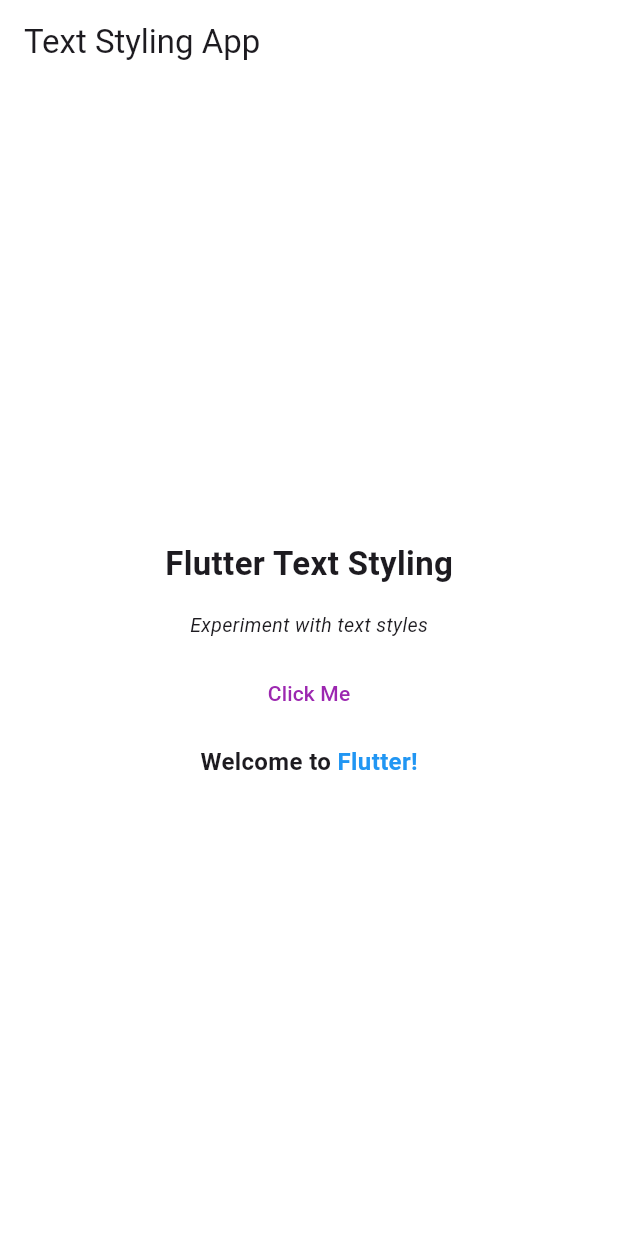
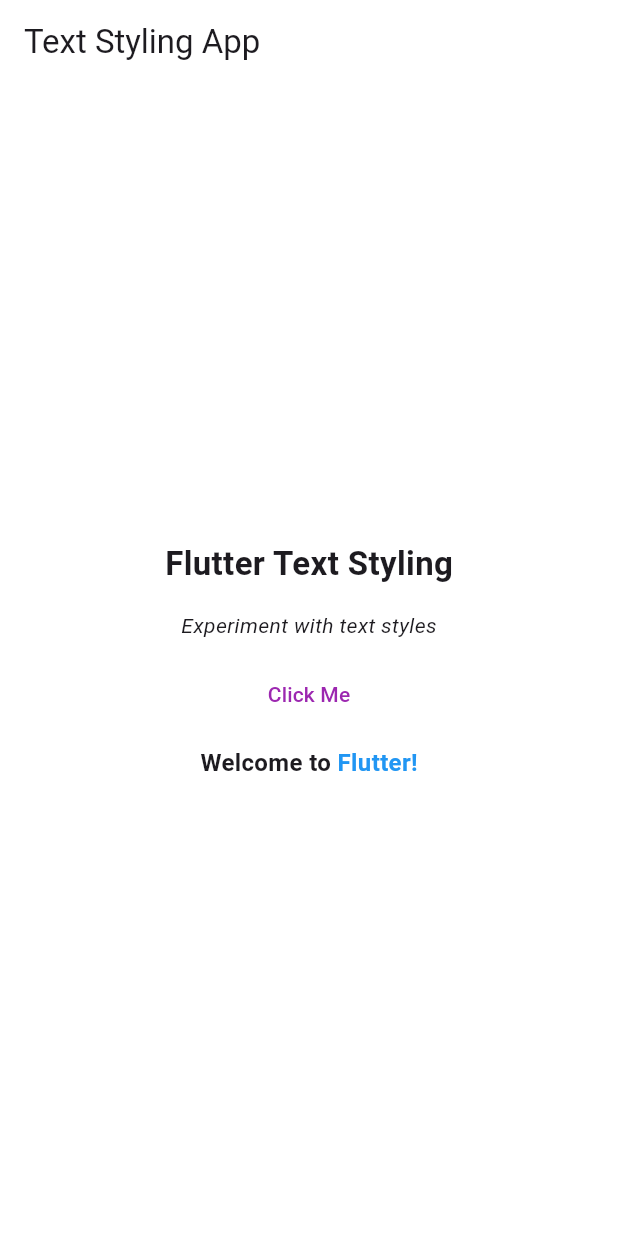
Before and after one commit to Anisur-Rahman-Naeem/module10LiveTest, a Flutter app: the screen it shows after launch, on a phone screen of 412 x 824 dp. Run offline on Flutter 3.47's test engine with Material 3 defaults, Android fonts, the phone set to English and light mode, and no system bars.

Commit message:
Module 10 live test 2.0

```diff
--- a/lib/main.dart
+++ b/lib/main.dart
@@ -46,7 +46,7 @@ class HomeActivity extends StatelessWidget {
             Text("Experiment with text styles",
             style: TextStyle(
               fontStyle: FontStyle.italic,
-              fontSize: 13
+              fontSize: 14
             ),),
             SizedBox(
               height: 12,
```
